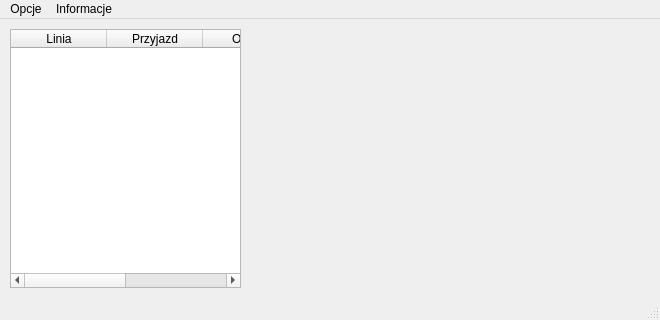
Tmroz21/RRS, file mainwindow.ui: the form before one commit.
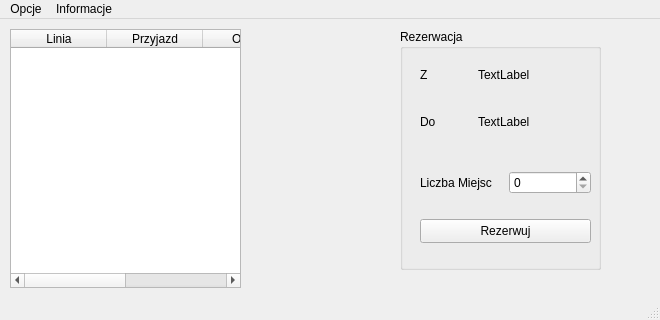
The form after the commit.

Commit message: groupbox in mainwidow added, database updated

The edit to the form file:
```diff
--- a/mainwindow.ui
+++ b/mainwindow.ui
@@ -65,6 +65,106 @@
      </property>
     </column>
    </widget>
+   <widget class="QGroupBox" name="groupBox">
+    <property name="geometry">
+     <rect>
+      <x>400</x>
+      <y>10</y>
+      <width>201</width>
+      <height>241</height>
+     </rect>
+    </property>
+    <property name="title">
+     <string>Rezerwacja</string>
+    </property>
+    <widget class="QPushButton" name="pushButton">
+     <property name="geometry">
+      <rect>
+       <x>20</x>
+       <y>190</y>
+       <width>171</width>
+       <height>24</height>
+      </rect>
+     </property>
+     <property name="text">
+      <string>Rezerwuj</string>
+     </property>
+    </widget>
+    <widget class="QWidget" name="">
+     <property name="geometry">
+      <rect>
+       <x>20</x>
+       <y>140</y>
+       <width>171</width>
+       <height>27</height>
+      </rect>
+     </property>
+     <layout class="QHBoxLayout" name="horizontalLayout">
+      <item>
+       <widget class="QLabel" name="label_5">
+        <property name="text">
+         <string>Liczba Miejsc</string>
+        </property>
+       </widget>
+      </item>
+      <item>
+       <widget class="QSpinBox" name="spinBox"/>
+      </item>
+     </layout>
+    </widget>
+    <widget class="QWidget" name="">
+     <property name="geometry">
+      <rect>
+       <x>20</x>
+       <y>30</y>
+       <width>161</width>
+       <height>31</height>
+      </rect>
+     </property>
+     <layout class="QHBoxLayout" name="horizontalLayout_3" stretch="1,2">
+      <item>
+       <widget class="QLabel" name="label">
+        <property name="text">
+         <string>Z</string>
+        </property>
+       </widget>
+      </item>
+      <item>
+       <widget class="QLabel" name="label_2">
+        <property name="text">
+         <string>TextLabel</string>
+        </property>
+       </widget>
+      </item>
+     </layout>
+    </widget>
+    <widget class="QWidget" name="">
+     <property name="geometry">
+      <rect>
+       <x>20</x>
+       <y>77</y>
+       <width>161</width>
+       <height>31</height>
+      </rect>
+     </property>
+     <layout class="QHBoxLayout" name="horizontalLayout_2" stretch="1,2">
+      <item>
+       <widget class="QLabel" name="label_3">
+        <property name="text">
+         <string>Do</string>
+        </property>
+       </widget>
+      </item>
+      <item>
+       <widget class="QLabel" name="label_4">
+        <property name="text">
+         <string>TextLabel</string>
+        </property>
+       </widget>
+      </item>
+     </layout>
+    </widget>
+   </widget>
   </widget>
   <widget class="QMenuBar" name="menubar">
    <property name="geometry">
```
The commit also changes 1 other file.
